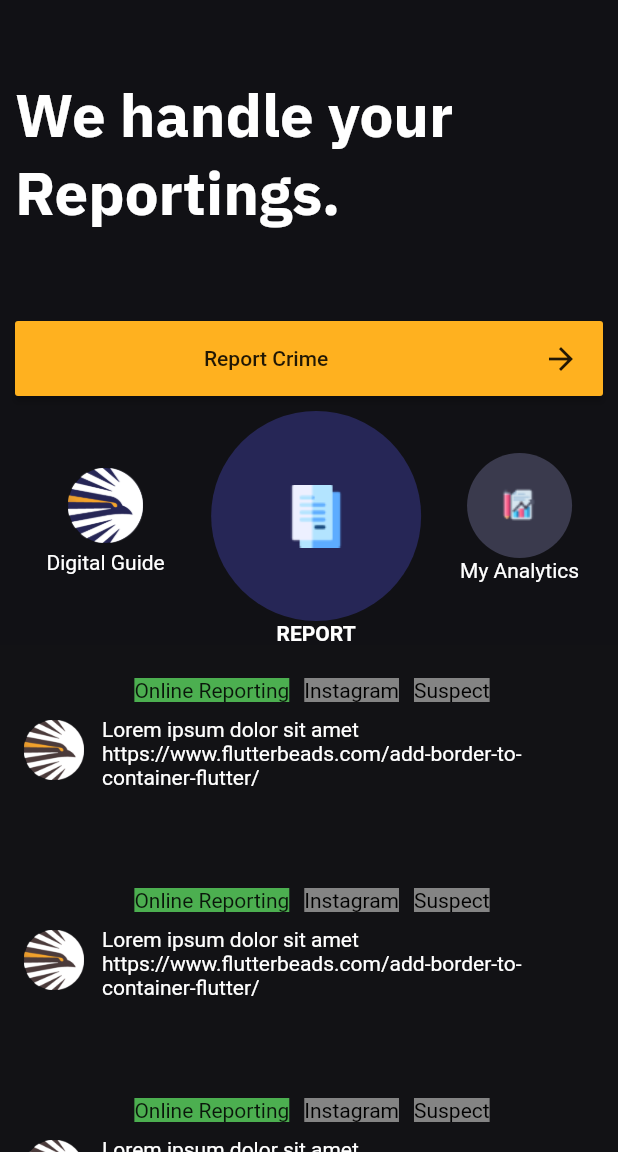
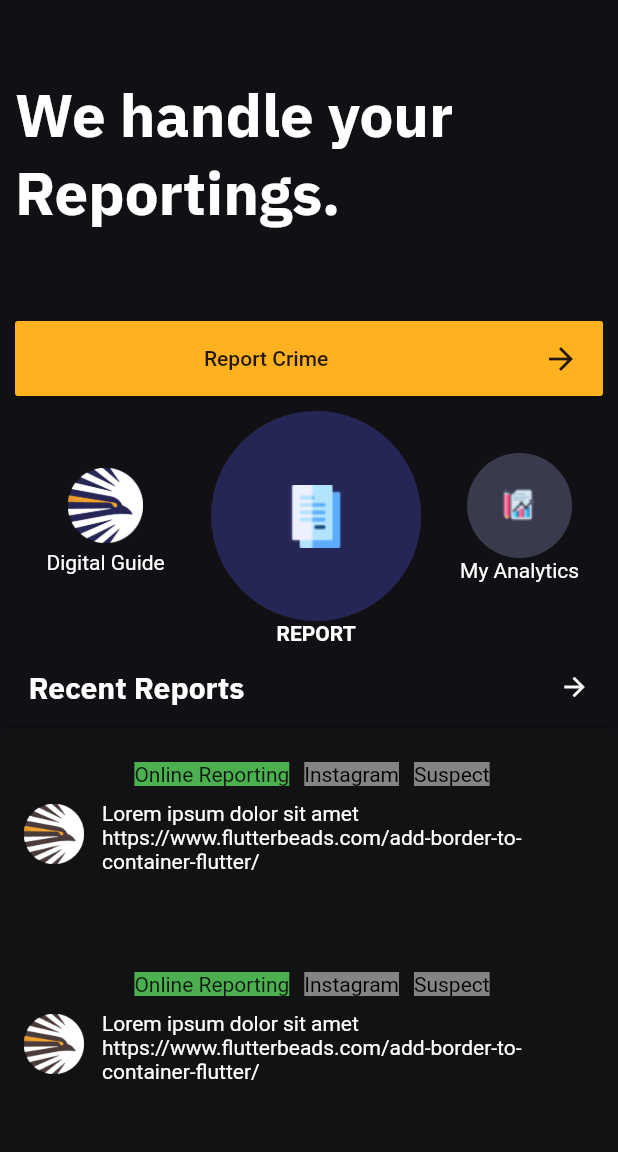
Before and after one commit to thomasjoseph22/cyberhawk, a Flutter app: the screen it shows after launch, after a tap on "Login", on a phone screen of 412 x 824 dp, the part 84-1236 px from its top. Run offline on Flutter 3.47's test engine with Material 2 defaults, Android fonts, the phone set to English and light mode, and no system bars; our stand-ins replace toggle_switch.

Commit message:
forth commit

```diff
--- a/lib/homepage.dart
+++ b/lib/homepage.dart
@@ -71,7 +71,11 @@ class _HomePageState extends State<HomePage> {
                 decoration: InputDecoration(
                   border: OutlineInputBorder(),
                   // labelText: 'username',
-                  prefixIcon: Icon(Icons.person),
+
+                  prefixIcon: Icon(
+                    Icons.person,
+                    color: Colors.white,
+                  ),
                 ),
               ),
             ),
@@ -82,7 +86,10 @@ class _HomePageState extends State<HomePage> {
                 decoration: InputDecoration(
                   border: OutlineInputBorder(),
                   // labelText: 'Password',
-                  prefixIcon: Icon(Icons.lock),
+                  prefixIcon: Icon(
+                    Icons.lock,
+                    color: Colors.white,
+                  ),
                 ),
               ),
             ),
@@ -90,6 +97,7 @@ class _HomePageState extends State<HomePage> {
               padding: EdgeInsets.only(left: 8),
               child: Text(
                 "Forgot Password?",
+                style: TextStyle(color: Colors.white),
               ),
             ),
             const SizedBox(
--- a/lib/secondpage.dart
+++ b/lib/secondpage.dart
@@ -1,5 +1,6 @@
 // ignore: implementation_imports
 import 'package:cyberhawk/demo.dart';
+import 'package:cyberhawk/reportcrime.dart';
 import 'package:flutter/material.dart';
 // ignore: implementation_imports
 
@@ -51,10 +52,8 @@ class _LoginpageState extends State<Loginpage> {
                 minWidth: 360,
                 height: 50,
                 onPressed: () {
-                  Navigator.push(
-                      context,
-                      MaterialPageRoute(
-                          builder: (context) => const DemoPage()));
+                  Navigator.push(context,
+                      MaterialPageRoute(builder: (context) => const Report()));
                 },
                 child: Row(
                   mainAxisAlignment: MainAxisAlignment.spaceBetween,
@@ -125,6 +124,46 @@ class _LoginpageState extends State<Loginpage> {
                   ),
                 ),
               ],
+            ),
+            Padding(
+              padding: const EdgeInsets.all(3.0),
+              child: MaterialButton(
+                  color: const Color.fromARGB(255, 17, 17, 21),
+                  height: 50,
+                  //  height: 50,
+                  onPressed: () {
+                    // Fluttertoast.showToast(
+                    //     msg: "This is Center Short Toast",
+                    //     backgroundColor: Colors.red,
+                    //     textColor: Colors.white,
+                    //     fontSize: 16.0);
+
+                    Navigator.push(
+                      context,
+                      MaterialPageRoute(builder: (context) => const DemoPage()),
+                    );
+                  },
+                  child: Row(
+                    mainAxisAlignment: MainAxisAlignment.spaceBetween,
+                    children: const [
+                      Padding(
+                        padding: EdgeInsets.only(right: 190),
+                        child: Text(
+                          'Recent Reports',
+                          style: TextStyle(
+                            color: Colors.white,
+                            fontFamily: 'IBM',
+                            fontSize: 20,
+                          ),
+                        ),
+                      ),
+                      Icon(
+                        Icons.arrow_forward,
+                        color: Color.fromARGB(255, 252, 249, 249),
+                        size: 20,
+                      ),
+                    ],
+                  )),
             ),
             SizedBox(
               height: 600,
```
Also changed, not shown: lib/reportcrime.dart (added, +17 -0 lines).
